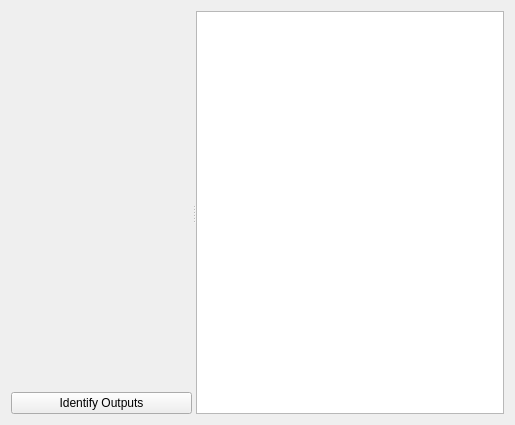
First picture: the form in kcontrol/randr/randrconfigbase.ui, repository mgottschlag/kwin-tiling, before the edit.
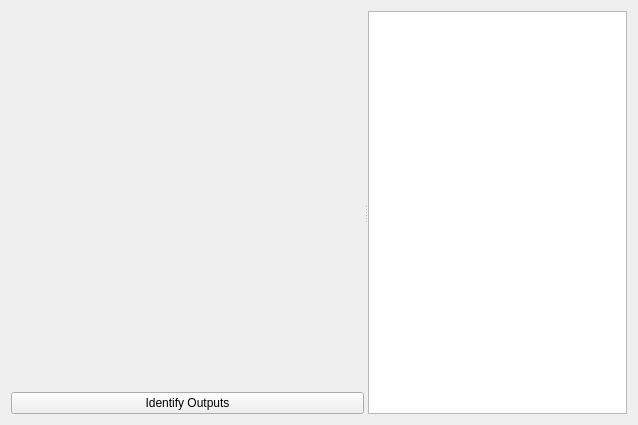
Second picture: the form after the edit.

Commit message: Make minimum size more wide in order to hide the horyz scrollbar.

```diff
--- a/kcontrol/randr/randrconfigbase.ui
+++ b/kcontrol/randr/randrconfigbase.ui
@@ -5,7 +5,7 @@
    <rect>
     <x>0</x>
     <y>0</y>
-    <width>515</width>
+    <width>638</width>
     <height>425</height>
    </rect>
   </property>
@@ -30,7 +30,7 @@
          </property>
          <property name="minimumSize" >
           <size>
-           <width>150</width>
+           <width>350</width>
            <height>0</height>
           </size>
          </property>
```
